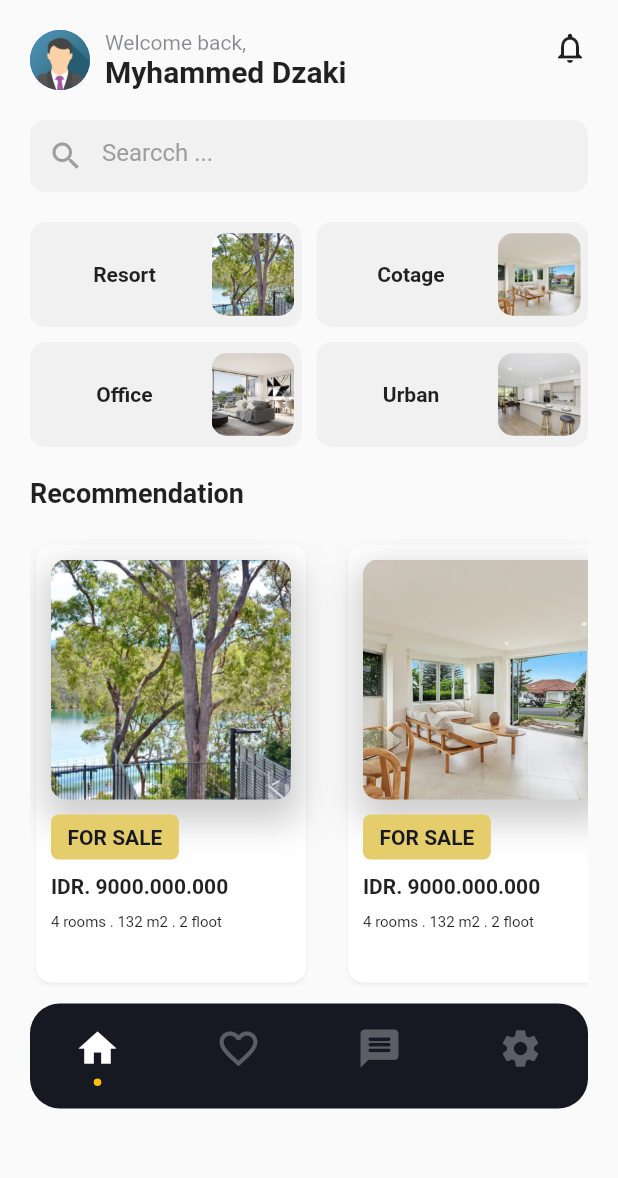
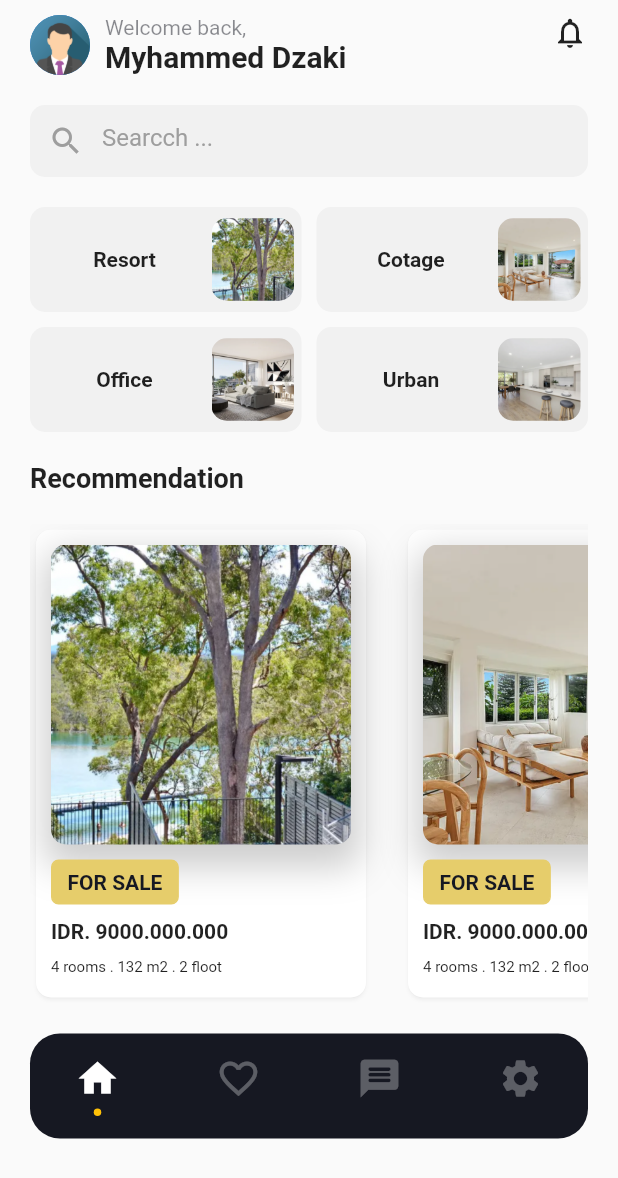
Before and after one commit to mustafamagdy/real-estate-app1, a Flutter app: the screen it shows after launch, on a phone screen of 412 x 824 dp. Shown: the top 1178 px of the screen. Run offline on Flutter 3.47's test engine with Material 2 defaults, Android fonts, the phone set to English and light mode, and no system bars; our stand-ins replace flutter_svg.

Commit message:
fix item list height

```diff
--- a/lib/screens/home_screen.dart
+++ b/lib/screens/home_screen.dart
@@ -18,10 +18,12 @@ class HomeScreen extends StatelessWidget {
     return Scaffold(
       body: SafeArea(
         child: Padding(
-          padding: const EdgeInsets.all(kDefaultPadding),
+          padding: const EdgeInsets.symmetric(horizontal: kDefaultPadding),
+          child: SingleChildScrollView(
             child: Column(
               crossAxisAlignment: CrossAxisAlignment.start,
               children: [
+                const SizedBox(height: kDefaultPadding / 2),
                 _buildUserInfoBar(),
                 const SizedBox(height: kDefaultPadding),
                 const SearchField(),
@@ -29,9 +31,10 @@ class HomeScreen extends StatelessWidget {
                 _buildCategoriesGrid(context),
                 const SizedBox(height: kDefaultPadding),
                 _propertyList(context),
-              const SizedBox(height: kDefaultPadding / 2),
+                const SizedBox(height: kDefaultPadding),
                 _buildBottomBar(size),
               ],
+            ),
           ),
         ),
       ),
@@ -70,7 +73,7 @@ class HomeScreen extends StatelessWidget {
         ),
         const SizedBox(height: kDefaultPadding),
         SizedBox(
-          height: 300,
+          height: 320,
           child: ListView.builder(
             scrollDirection: Axis.horizontal,
             itemCount: properties.length,
@@ -92,8 +95,8 @@ class HomeScreen extends StatelessWidget {
                       crossAxisAlignment: CrossAxisAlignment.start,
                       children: [
                         Container(
-                          width: 160,
-                          height: 160,
+                          width: 200,
+                          height: 200,
                           padding: const EdgeInsets.all(5),
                           decoration: BoxDecoration(
                             borderRadius:
```
Lines whose indentation alone changed are shown as unchanged.
